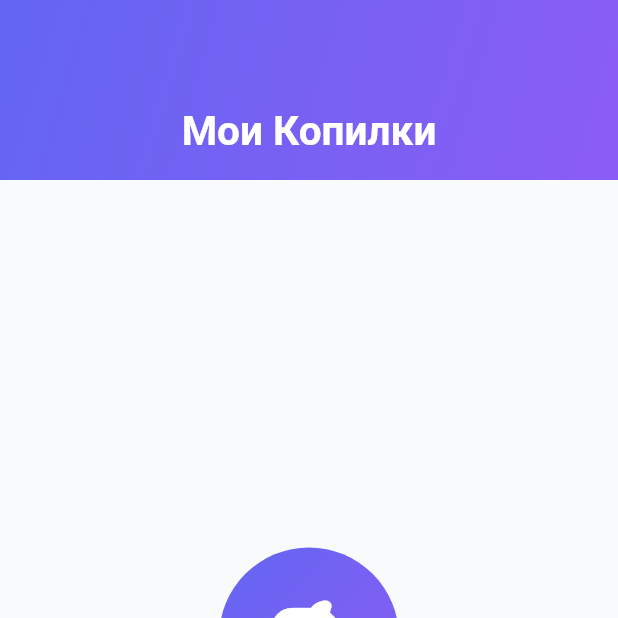
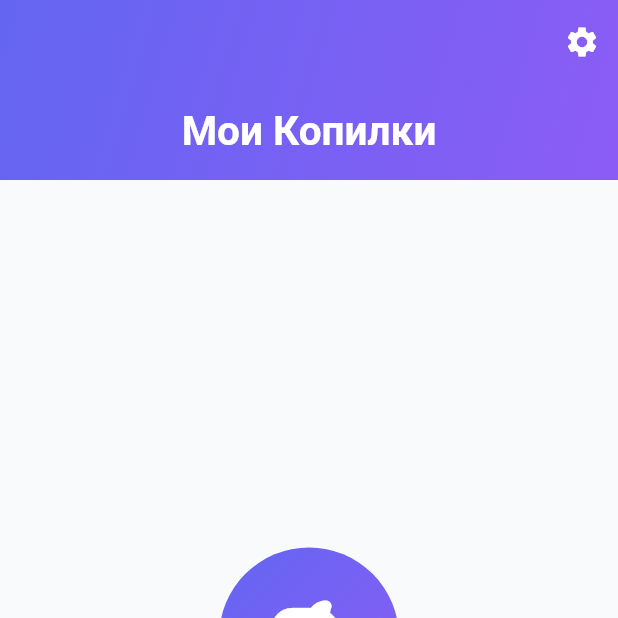
Before and after one commit to fruzozzi3/popirka, a Flutter app: the screen it shows after launch, on a phone screen of 412 x 824 dp, the top half of it. Run offline on Flutter 3.47's test engine with Material 3 defaults, Android fonts, the phone set to English and light mode, and no system bars; our stand-ins replace shared_preferences, sqflite; accounts and stored records are empty.

Commit message:
Update home_screen.dart

```diff
--- a/lib/features/savings/ui/screens/home_screen.dart
+++ b/lib/features/savings/ui/screens/home_screen.dart
@@ -39,6 +39,19 @@ class HomeScreen extends StatelessWidget {
       centerTitle: true,
     ),
   ),
+  actions: [
+    IconButton(
+      icon: const Icon(Icons.settings, color: Colors.white),
+      onPressed: () {
+        Navigator.of(context).push(
+          MaterialPageRoute(
+            builder: (_) => const SettingsScreen(),
+          ),
+        );
+      },
+      tooltip: 'Настройки',
+    ),
+  ],
 ),
 
           // Контент
```
Lines whose indentation alone changed are shown as unchanged.
